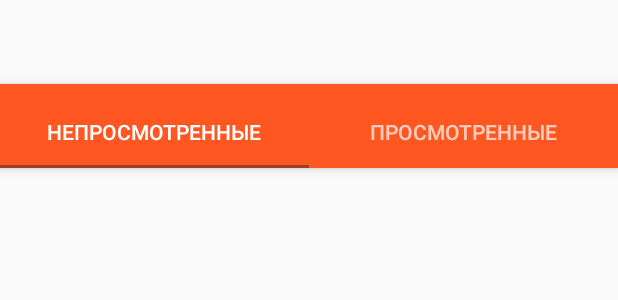
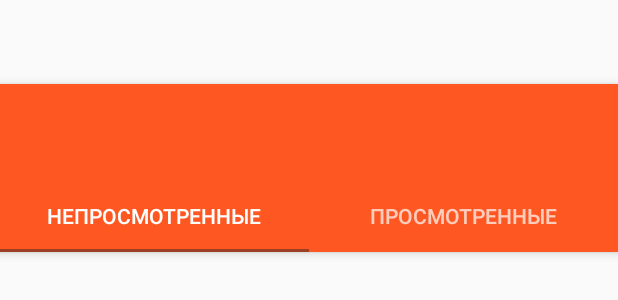
Before and after one commit to FroHenK/MeMe2, an Android app: the layout activity_main.xml on its own in the app's theme, with its tools: preview values and no code run, on a phone screen of 412 x 824 dp. Shown: the top 300 px of the screen. Run offline under Robolectric (Android 15) with nearby library versions, the phone set to English and light mode, and no system bars.

Commit message:
Added new files

```diff
--- /dev/null
+++ b/app/src/main/res/drawable/ic_menu_camera.xml
@@ -0,0 +1,12 @@
+<vector xmlns:android="http://schemas.android.com/apk/res/android"
+    android:width="24dp"
+    android:height="24dp"
+    android:viewportHeight="24.0"
+    android:viewportWidth="24.0">
+    <path
+        android:fillColor="#FF000000"
+        android:pathData="M12,12m-3.2,0a3.2,3.2 0,1 1,6.4 0a3.2,3.2 0,1 1,-6.4 0" />
+    <path
+        android:fillColor="#FF000000"
+        android:pathData="M9,2L7.17,4H4c-1.1,0 -2,0.9 -2,2v12c0,1.1 0.9,2 2,2h16c1.1,0 2,-0.9 2,-2V6c0,-1.1 -0.9,-2 -2,-2h-3.17L15,2H9zm3,15c-2.76,0 -5,-2.24 -5,-5s2.24,-5 5,-5 5,2.24 5,5 -2.24,5 -5,5z" />
+</vector>
--- /dev/null
+++ b/app/src/main/res/drawable/ic_menu_gallery.xml
@@ -0,0 +1,9 @@
+<vector xmlns:android="http://schemas.android.com/apk/res/android"
+    android:width="24dp"
+    android:height="24dp"
+    android:viewportHeight="24.0"
+    android:viewportWidth="24.0">
+    <path
+        android:fillColor="#FF000000"
+        android:pathData="M22,16V4c0,-1.1 -0.9,-2 -2,-2H8c-1.1,0 -2,0.9 -2,2v12c0,1.1 0.9,2 2,2h12c1.1,0 2,-0.9 2,-2zm-11,-4l2.03,2.71L16,11l4,5H8l3,-4zM2,6v14c0,1.1 0.9,2 2,2h14v-2H4V6H2z" />
+</vector>
--- /dev/null
+++ b/app/src/main/res/drawable/ic_menu_manage.xml
@@ -0,0 +1,9 @@
+<vector xmlns:android="http://schemas.android.com/apk/res/android"
+    android:width="24dp"
+    android:height="24dp"
+    android:viewportHeight="24.0"
+    android:viewportWidth="24.0">
+    <path
+        android:fillColor="#FF000000"
+        android:pathData="M22.7,19l-9.1,-9.1c0.9,-2.3 0.4,-5 -1.5,-6.9 -2,-2 -5,-2.4 -7.4,-1.3L9,6 6,9 1.6,4.7C0.4,7.1 0.9,10.1 2.9,12.1c1.9,1.9 4.6,2.4 6.9,1.5l9.1,9.1c0.4,0.4 1,0.4 1.4,0l2.3,-2.3c0.5,-0.4 0.5,-1.1 0.1,-1.4z" />
+</vector>
--- /dev/null
+++ b/app/src/main/res/drawable/ic_menu_send.xml
@@ -0,0 +1,9 @@
+<vector xmlns:android="http://schemas.android.com/apk/res/android"
+    android:width="24dp"
+    android:height="24dp"
+    android:viewportHeight="24.0"
+    android:viewportWidth="24.0">
+    <path
+        android:fillColor="#FF000000"
+        android:pathData="M2.01,21L23,12 2.01,3 2,10l15,2 -15,2z" />
+</vector>
--- /dev/null
+++ b/app/src/main/res/drawable/ic_menu_share.xml
@@ -0,0 +1,9 @@
+<vector xmlns:android="http://schemas.android.com/apk/res/android"
+    android:width="24dp"
+    android:height="24dp"
+    android:viewportHeight="24.0"
+    android:viewportWidth="24.0">
+    <path
+        android:fillColor="#FF000000"
+        android:pathData="M18,16.08c-0.76,0 -1.44,0.3 -1.96,0.77L8.91,12.7c0.05,-0.23 0.09,-0.46 0.09,-0.7s-0.04,-0.47 -0.09,-0.7l7.05,-4.11c0.54,0.5 1.25,0.81 2.04,0.81 1.66,0 3,-1.34 3,-3s-1.34,-3 -3,-3 -3,1.34 -3,3c0,0.24 0.04,0.47 0.09,0.7L8.04,9.81C7.5,9.31 6.79,9 6,9c-1.66,0 -3,1.34 -3,3s1.34,3 3,3c0.79,0 1.5,-0.31 2.04,-0.81l7.12,4.16c-0.05,0.21 -0.08,0.43 -0.08,0.65 0,1.61 1.31,2.92 2.92,2.92 1.61,0 2.92,-1.31 2.92,-2.92s-1.31,-2.92 -2.92,-2.92z" />
+</vector>
--- /dev/null
+++ b/app/src/main/res/drawable/ic_menu_slideshow.xml
@@ -0,0 +1,9 @@
+<vector xmlns:android="http://schemas.android.com/apk/res/android"
+    android:width="24dp"
+    android:height="24dp"
+    android:viewportHeight="24.0"
+    android:viewportWidth="24.0">
+    <path
+        android:fillColor="#FF000000"
+        android:pathData="M4,6H2v14c0,1.1 0.9,2 2,2h14v-2H4V6zm16,-4H8c-1.1,0 -2,0.9 -2,2v12c0,1.1 0.9,2 2,2h12c1.1,0 2,-0.9 2,-2V4c0,-1.1 -0.9,-2 -2,-2zm-8,12.5v-9l6,4.5 -6,4.5z" />
+</vector>
--- a/app/src/main/res/layout/activity_main.xml
+++ b/app/src/main/res/layout/activity_main.xml
@@ -1,4 +1,11 @@
 <?xml version="1.0" encoding="utf-8"?>
+
+<android.support.v4.widget.DrawerLayout xmlns:android="http://schemas.android.com/apk/res/android"
+    xmlns:app="http://schemas.android.com/apk/res-auto"
+    android:id="@+id/drawer_layout"
+    android:layout_width="match_parent"
+    android:layout_height="match_parent">
+
     <android.support.design.widget.CoordinatorLayout xmlns:android="http://schemas.android.com/apk/res/android"
         xmlns:app="http://schemas.android.com/apk/res-auto"
         xmlns:tools="http://schemas.android.com/tools"
@@ -8,12 +15,29 @@
         android:fitsSystemWindows="true"
         tools:context="org.whysosirius.meme.MainActivity">
 
+        <android.support.v4.view.ViewPager
+            android:id="@+id/container"
+            android:layout_width="match_parent"
+            android:layout_height="wrap_content"
+            android:visibility="visible"
+            app:layout_behavior="@string/appbar_scrolling_view_behavior">
+        </android.support.v4.view.ViewPager>
+
         <android.support.design.widget.AppBarLayout
             android:id="@+id/appbar"
             android:layout_width="match_parent"
             android:layout_height="wrap_content"
             android:paddingTop="@dimen/appbar_padding_top"
             android:theme="@style/AppTheme.AppBarOverlay">
+
+            <android.support.v7.widget.Toolbar
+                android:id="@+id/toolbar"
+                android:layout_width="match_parent"
+                android:layout_height="wrap_content"
+                android:layout_weight="1"
+                android:background="?attr/colorPrimary"
+                android:minHeight="?attr/actionBarSize"
+                android:theme="?attr/actionBarTheme" />
 
             <android.support.design.widget.TabLayout
                 android:id="@+id/tabs"
@@ -33,13 +57,18 @@
                     android:text="@string/tab_text_2" />
 
             </android.support.design.widget.TabLayout>
+
         </android.support.design.widget.AppBarLayout>
 
-    <android.support.v4.view.ViewPager
-        android:id="@+id/container"
-        android:layout_width="match_parent"
+    </android.support.design.widget.CoordinatorLayout>
+
+    <android.support.design.widget.NavigationView
+        android:id="@+id/nav_view"
+        android:layout_width="wrap_content"
         android:layout_height="match_parent"
-        app:layout_behavior="@string/appbar_scrolling_view_behavior" />
+        android:layout_gravity="start"
+        android:fitsSystemWindows="true"
+        app:headerLayout="@layout/nav_header_main"
+        app:menu="@menu/activity_main_drawer" />
 
-
-</android.support.design.widget.CoordinatorLayout>
+</android.support.v4.widget.DrawerLayout>
--- /dev/null
+++ b/app/src/main/res/menu/activity_main_drawer.xml
@@ -0,0 +1,38 @@
+<?xml version="1.0" encoding="utf-8"?>
+<menu xmlns:android="http://schemas.android.com/apk/res/android"
+    xmlns:tools="http://schemas.android.com/tools"
+    tools:showIn="navigation_view">
+
+    <group android:checkableBehavior="single">
+        <item
+            android:id="@+id/nav_camera"
+            android:icon="@drawable/ic_menu_camera"
+            android:title="Import" />
+        <item
+            android:id="@+id/nav_gallery"
+            android:icon="@drawable/ic_menu_gallery"
+            android:title="Gallery" />
+        <item
+            android:id="@+id/nav_slideshow"
+            android:icon="@drawable/ic_menu_slideshow"
+            android:title="Slideshow" />
+        <item
+            android:id="@+id/nav_manage"
+            android:icon="@drawable/ic_menu_manage"
+            android:title="Tools" />
+    </group>
+
+    <item android:title="Communicate">
+        <menu>
+            <item
+                android:id="@+id/nav_share"
+                android:icon="@drawable/ic_menu_share"
+                android:title="Share" />
+            <item
+                android:id="@+id/nav_send"
+                android:icon="@drawable/ic_menu_send"
+                android:title="Send" />
+        </menu>
+    </item>
+
+</menu>
--- a/app/src/main/res/values/dimens.xml
+++ b/app/src/main/res/values/dimens.xml
@@ -4,4 +4,6 @@
     <dimen name="activity_vertical_margin">16dp</dimen>
     <dimen name="fab_margin">16dp</dimen>
     <dimen name="appbar_padding_top">8dp</dimen>
+    <dimen name="nav_header_vertical_spacing">8dp</dimen>
+    <dimen name="nav_header_height">176dp</dimen>
 </resources>
--- a/app/src/main/res/values/strings.xml
+++ b/app/src/main/res/values/strings.xml
@@ -7,4 +7,6 @@
     <string name="section_format">Hello World from section: %1$d</string>
     <string name="progress_dialog">Processing</string>
     <string name="please_wait">Log in... Please wait.</string>
+    <string name="navigation_drawer_open">Open navigation drawer</string>
+    <string name="navigation_drawer_close">Close navigation drawer</string>
 </resources>
```
Also changed, not shown: app/src/main/java/org/whysosirius/meme/MainActivity.java (+80 -1 lines), app/src/main/res/drawable/side_nav_bar.xml (added, +9 -0 lines), app/src/main/res/layout/activity_drawer.xml (added, +18 -0 lines), app/src/main/res/layout/nav_header_main.xml (added, +35 -0 lines), app/src/main/res/drawable/icon_meme.png (added). Lines whose indentation alone changed are shown as unchanged.
